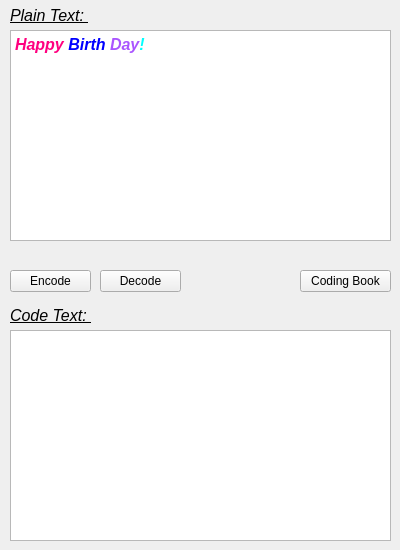
First picture: the form in mainwindow.ui, repository BestSean2016/decoding, before the edit.
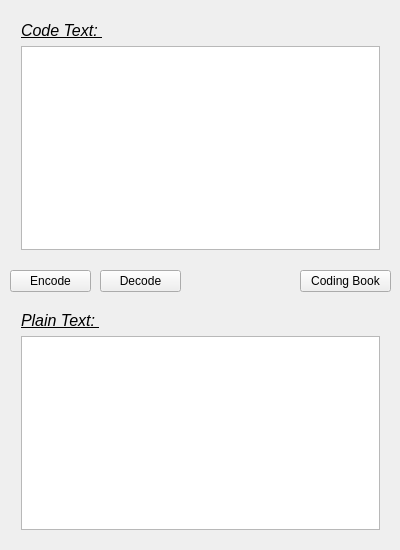
Second picture: the form after the edit.

Commit message: modify order of input text box

What changed in the file:
```diff
--- a/mainwindow.ui
+++ b/mainwindow.ui
@@ -14,36 +14,6 @@
    <string>Craking Code</string>
   </property>
   <widget class="QWidget" name="centralWidget">
-   <widget class="QLabel" name="labelPlainText">
-    <property name="geometry">
-     <rect>
-      <x>10</x>
-      <y>0</y>
-      <width>161</width>
-      <height>31</height>
-     </rect>
-    </property>
-    <property name="text">
-     <string>&lt;html&gt;&lt;head/&gt;&lt;body&gt;&lt;p&gt;&lt;span style=&quot; font-size:12pt; font-style:italic; text-decoration: underline;&quot;&gt;Plain Text: &lt;/span&gt;&lt;/p&gt;&lt;/body&gt;&lt;/html&gt;</string>
-    </property>
-   </widget>
-   <widget class="QTextEdit" name="txPlainText">
-    <property name="geometry">
-     <rect>
-      <x>10</x>
-      <y>30</y>
-      <width>381</width>
-      <height>211</height>
-     </rect>
-    </property>
-    <property name="html">
-     <string>&lt;!DOCTYPE HTML PUBLIC &quot;-//W3C//DTD HTML 4.0//EN&quot; &quot;http://www.w3.org/TR/REC-html40/strict.dtd&quot;&gt;
-&lt;html&gt;&lt;head&gt;&lt;meta name=&quot;qrichtext&quot; content=&quot;1&quot; /&gt;&lt;style type=&quot;text/css&quot;&gt;
-p, li { white-space: pre-wrap; }
-&lt;/style&gt;&lt;/head&gt;&lt;body style=&quot; font-family:'Sans Serif'; font-size:9pt; font-weight:400; font-style:normal;&quot;&gt;
-&lt;p style=&quot; margin-top:0px; margin-bottom:0px; margin-left:0px; margin-right:0px; -qt-block-indent:0; text-indent:0px;&quot;&gt;&lt;span style=&quot; font-size:12pt; font-weight:600; font-style:italic; color:#ff007f;&quot;&gt;Happy&lt;/span&gt;&lt;span style=&quot; font-size:12pt;&quot;&gt; &lt;/span&gt;&lt;span style=&quot; font-size:12pt; font-weight:600; font-style:italic; color:#0000ff;&quot;&gt;Birth&lt;/span&gt;&lt;span style=&quot; font-size:12pt;&quot;&gt; &lt;/span&gt;&lt;span style=&quot; font-size:12pt; font-weight:600; font-style:italic; color:#aa55ff;&quot;&gt;Day&lt;/span&gt;&lt;span style=&quot; font-size:12pt; font-weight:600; font-style:italic; color:#00ffff;&quot;&gt;!&lt;/span&gt;&lt;/p&gt;&lt;/body&gt;&lt;/html&gt;</string>
-    </property>
-   </widget>
    <widget class="QPushButton" name="pbEncoding">
     <property name="geometry">
      <rect>
@@ -70,29 +40,6 @@
      <string>Decode</string>
     </property>
    </widget>
-   <widget class="QTextEdit" name="txCodeText">
-    <property name="geometry">
-     <rect>
-      <x>10</x>
-      <y>330</y>
-      <width>381</width>
-      <height>211</height>
-     </rect>
-    </property>
-   </widget>
-   <widget class="QLabel" name="labelCodeText">
-    <property name="geometry">
-     <rect>
-      <x>10</x>
-      <y>300</y>
-      <width>161</width>
-      <height>31</height>
-     </rect>
-    </property>
-    <property name="text">
-     <string>&lt;html&gt;&lt;head/&gt;&lt;body&gt;&lt;p&gt;&lt;span style=&quot; font-size:12pt; font-style:italic; text-decoration: underline;&quot;&gt;Code Text: &lt;/span&gt;&lt;/p&gt;&lt;/body&gt;&lt;/html&gt;</string>
-    </property>
-   </widget>
    <widget class="QPushButton" name="pbCodingBook">
     <property name="geometry">
      <rect>
@@ -106,6 +53,69 @@
      <string>Coding Book</string>
     </property>
    </widget>
+   <widget class="QWidget" name="">
+    <property name="geometry">
+     <rect>
+      <x>10</x>
+      <y>300</y>
+      <width>381</width>
+      <height>241</height>
+     </rect>
+    </property>
+    <layout class="QGridLayout" name="gridLayout">
+     <item row="1" column="0">
+      <widget class="QTextEdit" name="txPlainText">
+       <property name="html">
+        <string>&lt;!DOCTYPE HTML PUBLIC &quot;-//W3C//DTD HTML 4.0//EN&quot; &quot;http://www.w3.org/TR/REC-html40/strict.dtd&quot;&gt;
+&lt;html&gt;&lt;head&gt;&lt;meta name=&quot;qrichtext&quot; content=&quot;1&quot; /&gt;&lt;style type=&quot;text/css&quot;&gt;
+p, li { white-space: pre-wrap; }
+&lt;/style&gt;&lt;/head&gt;&lt;body style=&quot; font-family:'SimSun'; font-size:9pt; font-weight:400; font-style:normal;&quot;&gt;
+&lt;p style=&quot;-qt-paragraph-type:empty; margin-top:0px; margin-bottom:0px; margin-left:0px; margin-right:0px; -qt-block-indent:0; text-indent:0px;&quot;&gt;&lt;br /&gt;&lt;/p&gt;&lt;/body&gt;&lt;/html&gt;</string>
+       </property>
+      </widget>
+     </item>
+     <item row="0" column="0">
+      <widget class="QLabel" name="labelPlainText">
+       <property name="text">
+        <string>&lt;html&gt;&lt;head/&gt;&lt;body&gt;&lt;p&gt;&lt;span style=&quot; font-size:12pt; font-style:italic; text-decoration: underline;&quot;&gt;Plain Text: &lt;/span&gt;&lt;/p&gt;&lt;/body&gt;&lt;/html&gt;</string>
+       </property>
+      </widget>
+     </item>
+    </layout>
+   </widget>
+   <widget class="QWidget" name="">
+    <property name="geometry">
+     <rect>
+      <x>10</x>
+      <y>10</y>
+      <width>381</width>
+      <height>251</height>
+     </rect>
+    </property>
+    <layout class="QGridLayout" name="gridLayout_2">
+     <item row="0" column="0">
+      <widget class="QLabel" name="labelCodeText">
+       <property name="text">
+        <string>&lt;html&gt;&lt;head/&gt;&lt;body&gt;&lt;p&gt;&lt;span style=&quot; font-size:12pt; font-style:italic; text-decoration: underline;&quot;&gt;Code Text: &lt;/span&gt;&lt;/p&gt;&lt;/body&gt;&lt;/html&gt;</string>
+       </property>
+      </widget>
+     </item>
+     <item row="1" column="0">
+      <widget class="QTextEdit" name="txCodeText"/>
+     </item>
+    </layout>
+   </widget>
+   <zorder>labelPlainText</zorder>
+   <zorder>txPlainText</zorder>
+   <zorder>pbEncoding</zorder>
+   <zorder>pbDecoding</zorder>
+   <zorder>txCodeText</zorder>
+   <zorder>labelCodeText</zorder>
+   <zorder>pbCodingBook</zorder>
+   <zorder>txPlainText</zorder>
+   <zorder>labelPlainText</zorder>
+   <zorder>txPlainText</zorder>
+   <zorder>labelPlainText</zorder>
   </widget>
  </widget>
  <layoutdefault spacing="6" margin="11"/>
```
